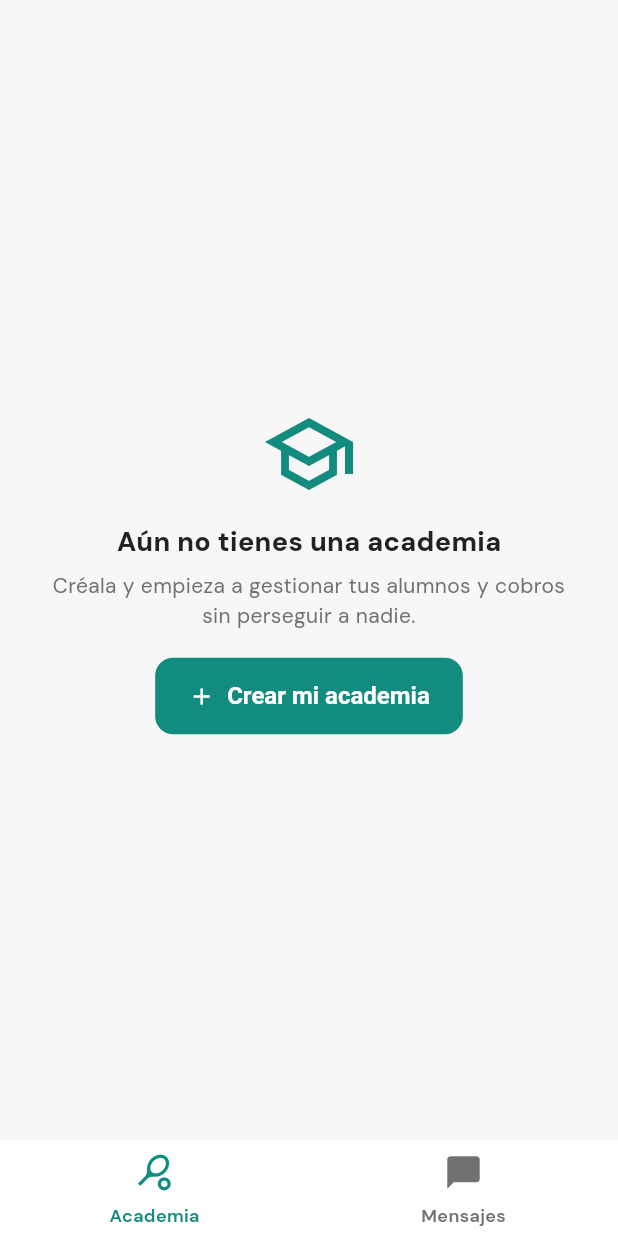
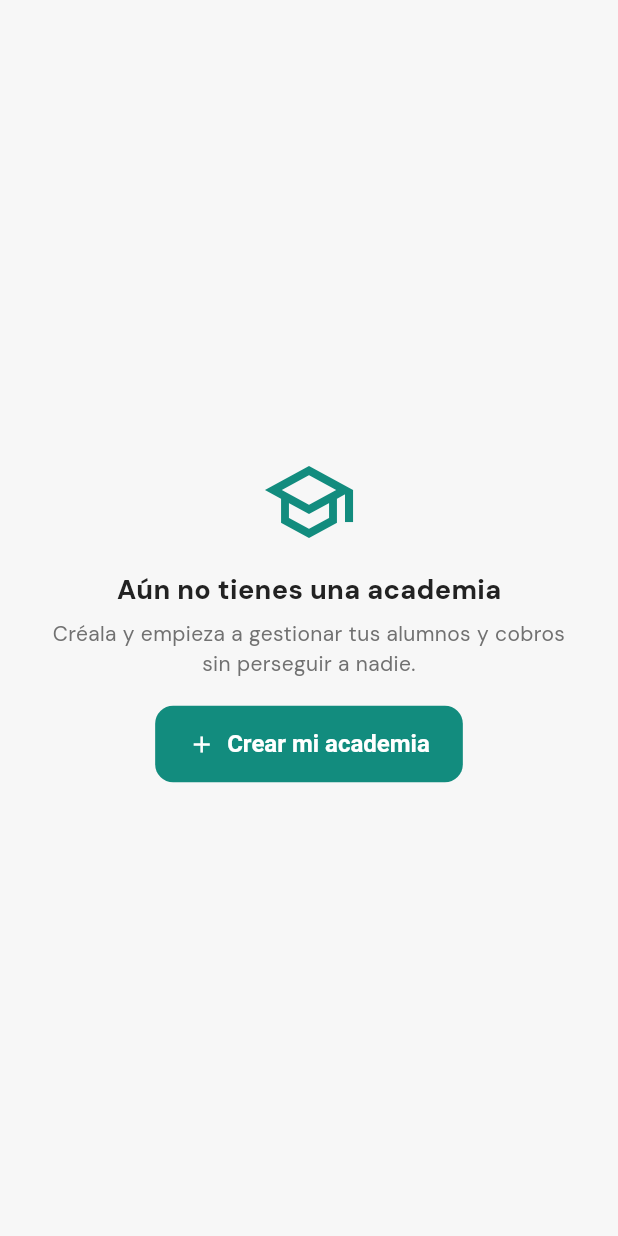
Before and after one commit to dcalagua/canchas-app-lima, a Flutter app: the AcademiaShell screen opened directly, on a phone screen of 412 x 824 dp. Run offline on Flutter 3.47's test engine with Material 3 defaults, Android fonts, the phone set to English and light mode, and no system bars; our stand-ins replace audioplayers, firebase_core, firebase_messaging, font_awesome_flutter, geocoding, geolocator and 8 more; missing offline and left inert: google_mlkit_text_recognition, record; accounts and stored records are empty.

```diff
--- a/lib/screens/academia_shell.dart
+++ b/lib/screens/academia_shell.dart
@@ -1,68 +1,84 @@
 import 'package:flutter/material.dart';
 
-import 'mensajes_screen.dart';
+import '../state/app_state.dart';
+import 'asistencia_screen.dart';
+import 'campeonatos_screen.dart';
+import 'chats_academia_screen.dart';
+import 'crear_academia_screen.dart';
 import 'mi_academia_screen.dart';
+import 'reporte_academia_screen.dart';
+import 'servicios_screen.dart';
 
-/// Panel de la ACADEMIA (profe) con menú LATERAL (rail en tablet) o barra
-/// inferior (móvil), igual que el panel del dueño — el menú ya no vive en la
-/// cabecera. Pestañas: Academia (resumen, alumnos, cobros) y Mensajes (chat con
-/// los alumnos / apoderados).
-class AcademiaShell extends StatefulWidget {
+/// Panel de la ACADEMIA (profe). En TABLET usa un menú LATERAL (rail) a la
+/// izquierda con TODAS las acciones (Mensajes, Campeonatos, Asistencia, Reporte,
+/// Publicidad, Editar) — así la cabecera queda limpia y se gana el espacio del
+/// medio. La sección "Academia" (resumen) es el cuerpo; las demás abren su
+/// pantalla. En MÓVIL no hay rail: se usa `MiAcademiaScreen` con sus accesos en
+/// la cabecera (ahí sí caben).
+class AcademiaShell extends StatelessWidget {
   const AcademiaShell({super.key});
 
-  @override
-  State<AcademiaShell> createState() => _AcademiaShellState();
-}
-
-class _AcademiaShellState extends State<AcademiaShell> {
-  int _index = 0;
-
-  static const _paginas = <Widget>[
-    MiAcademiaScreen(), // resumen + alumnos + cobros + invitaciones
-    MensajesScreen(),   // chat con alumnos / apoderados
-  ];
-  static const _iconos = <IconData>[Icons.sports_tennis, Icons.chat_bubble];
-  static const _etiquetas = <String>['Academia', 'Mensajes'];
+  static const _bp = 720.0; // ancho a partir del cual mostramos el rail
 
   @override
   Widget build(BuildContext context) {
-    final body = IndexedStack(index: _index, children: _paginas);
-    final tablet = MediaQuery.of(context).size.width >= 720;
-    if (tablet) {
+    return ListenableBuilder(
+      listenable: appState,
+      builder: (context, _) {
+        final ac = appState.miAcademia;
+        final tablet = MediaQuery.of(context).size.width >= _bp;
+        // Móvil, o aún sin academia (cargando / crear): la pantalla resuelve todo
+        // y muestra sus accesos en la cabecera.
+        if (!tablet || ac == null) return const MiAcademiaScreen();
+
+        // Tablet + academia lista: menú lateral con todas las acciones.
+        final items = <(IconData, String, VoidCallback?)>[
+          (Icons.sports_tennis, 'Academia', null), // sección activa (cuerpo)
+          (Icons.forum_outlined, 'Mensajes', () => _push(context,
+              ChatsAcademiaScreen(academiaId: ac.id))),
+          (Icons.emoji_events_outlined, 'Campeonatos', () => _push(context,
+              CampeonatosScreen(academiaId: ac.id))),
+          (Icons.fact_check_outlined, 'Asistencia', () => _push(context,
+              AsistenciaScreen(academiaId: ac.id))),
+          (Icons.insights_outlined, 'Reporte', () => _push(context,
+              ReporteAcademiaScreen(academiaId: ac.id))),
+          (Icons.campaign_outlined, 'Publicidad', () => _push(context,
+              ServiciosScreen(
+                  negocio: appState.negocioServiciosDeAcademia(ac)))),
+          (Icons.edit_outlined, 'Editar', () => _push(context,
+              CrearAcademiaScreen(academia: ac))),
+        ];
         return Scaffold(
           body: SafeArea(
             child: Row(
               children: [
                 NavigationRail(
-                selectedIndex: _index,
-                onDestinationSelected: (i) => setState(() => _index = i),
+                  selectedIndex: 0, // "Academia" es el cuerpo; el resto abre pantalla
+                  onDestinationSelected: (i) {
+                    if (i == 0) return; // ya estamos en el resumen
+                    items[i].$3?.call();
+                  },
                   labelType: NavigationRailLabelType.all,
-                groupAlignment: -0.85,
+                  groupAlignment: -0.9,
                   destinations: [
-                  for (var i = 0; i < _iconos.length; i++)
+                    for (final it in items)
                       NavigationRailDestination(
-                      icon: Icon(_iconos[i]),
-                      label: Text(_etiquetas[i]),
+                        icon: Icon(it.$1),
+                        label: Text(it.$2),
                       ),
                   ],
                 ),
                 const VerticalDivider(width: 1),
-              Expanded(child: body),
+                const Expanded(child: MiAcademiaScreen()),
               ],
             ),
           ),
         );
-    }
-    return Scaffold(
-      body: body,
-      bottomNavigationBar: NavigationBar(
-        selectedIndex: _index,
-        onDestinationSelected: (i) => setState(() => _index = i),
-        destinations: [
-          for (var i = 0; i < _iconos.length; i++)
-            NavigationDestination(icon: Icon(_iconos[i]), label: _etiquetas[i]),
-        ],
-      ),
+      },
     );
   }
+
+  void _push(BuildContext context, Widget pantalla) {
+    Navigator.of(context).push(MaterialPageRoute(builder: (_) => pantalla));
   }
+}
--- a/lib/screens/mi_academia_screen.dart
+++ b/lib/screens/mi_academia_screen.dart
@@ -807,6 +807,9 @@ class _Header extends StatelessWidget {
                     style: t.headlineSmall?.copyWith(
                         color: Colors.white, fontWeight: FontWeight.w800)),
               ),
+              // En TABLET estas acciones viven en el rail lateral (AcademiaShell),
+              // así la cabecera queda limpia. En móvil se muestran aquí.
+              if (MediaQuery.of(context).size.width < 720) ...[
               IconButton(
                 tooltip: 'Mensajes',
                 icon: const Icon(Icons.forum_outlined, color: Colors.white),
@@ -850,6 +853,7 @@ class _Header extends StatelessWidget {
                 onPressed: () => Navigator.of(context).push(MaterialPageRoute(
                     builder: (_) => CrearAcademiaScreen(academia: academia))),
               ),
+              ],
             ],
           ),
           const SizedBox(height: 2),
```
Lines whose indentation alone changed are shown as unchanged.
